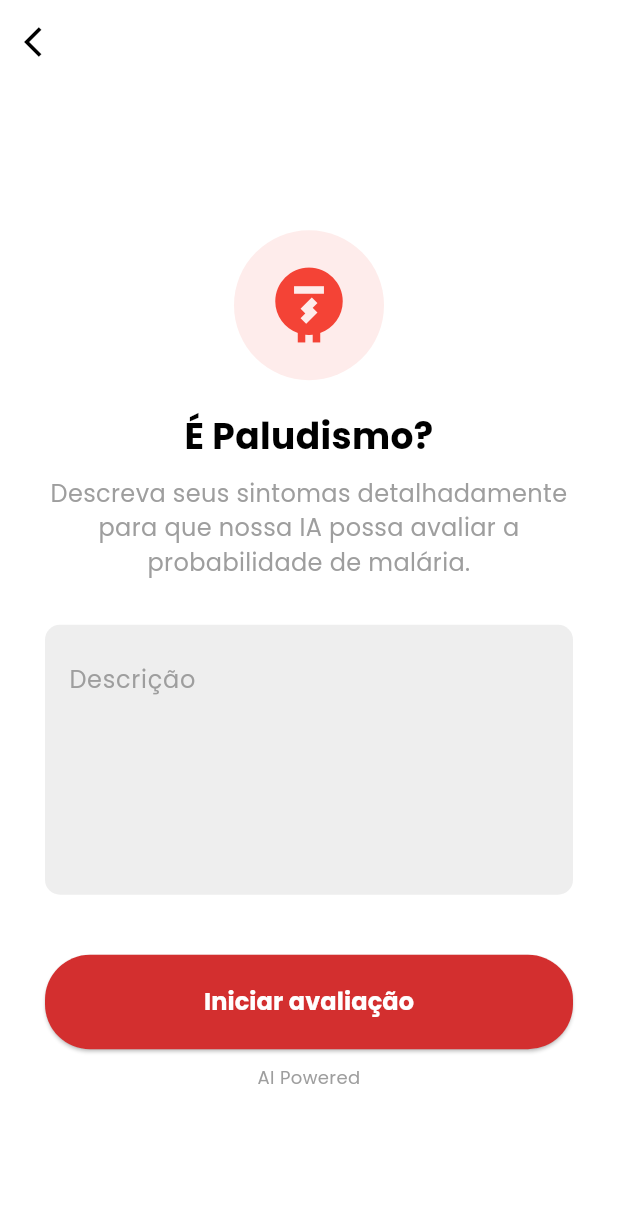
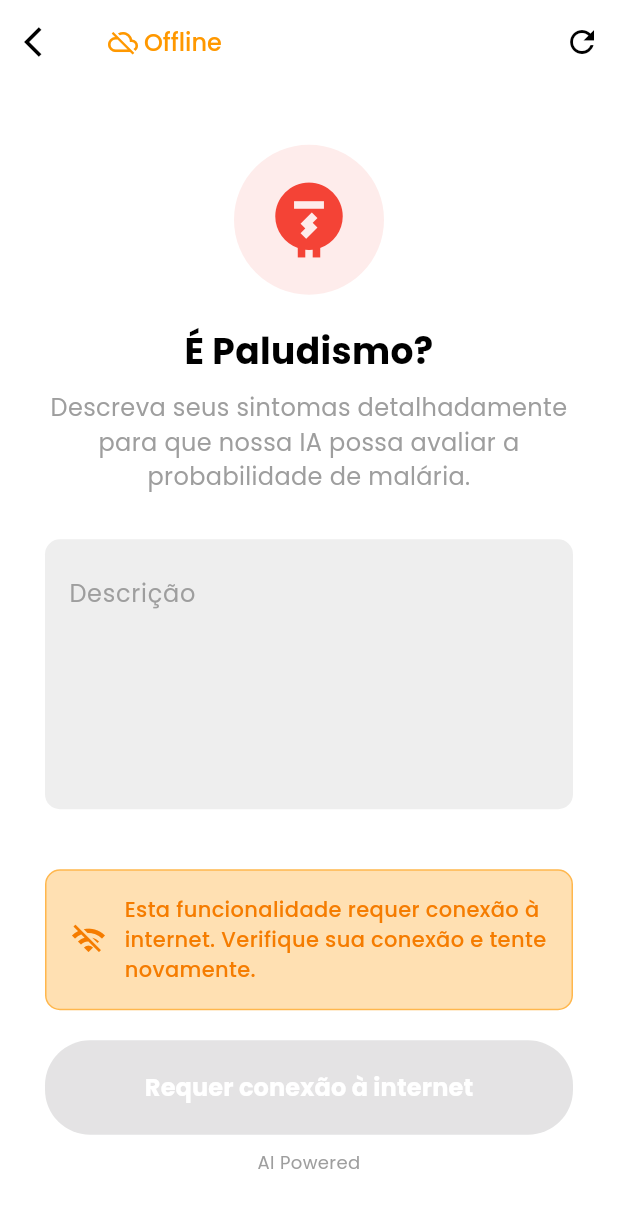
Before and after one commit to tjsweetblack/mapaZZZTeam, a Flutter app: the EPaldudismoScreen screen opened directly, on a phone screen of 412 x 824 dp. Shown: the top 1208 px of the screen. Run offline on Flutter 3.47's test engine with Material 3 defaults, Android fonts, the phone set to English and light mode, and no system bars; our stand-ins replace awesome_dialog, cached_network_image, camera, cloud_firestore, device_preview, firebase_auth and 17 more; missing offline and left inert: flutter_inappwebview, google_maps_flutter_android, google_maps_flutter_ios, google_maps_flutter_platform_interface; accounts and stored records are empty.

```diff
--- a/lib/screens/epaludismo/epaludismo_screen.dart
+++ b/lib/screens/epaludismo/epaludismo_screen.dart
@@ -1,4 +1,5 @@
 import 'package:flutter/material.dart';
+import 'dart:io';
 import 'epaludismo_result_screen.dart'; // Assuming epaludismo_result_screen.dart is the file name
 
 class EPaldudismoScreen extends StatefulWidget {
@@ -12,11 +13,27 @@ class _EPaldudismoScreenState extends State<EPaldudismoScreen> {
   final TextEditingController _symptomsController = TextEditingController();
   final ScrollController _scrollController = ScrollController();
   final FocusNode _textFieldFocus = FocusNode();
+  bool _isOffline = false;
 
   @override
   void initState() {
     super.initState();
     _textFieldFocus.addListener(_onFocusChange);
+    _checkConnectivity();
+  }
+
+  // Check internet connectivity
+  Future<void> _checkConnectivity() async {
+    try {
+      final result = await InternetAddress.lookup('google.com');
+      setState(() {
+        _isOffline = !(result.isNotEmpty && result[0].rawAddress.isNotEmpty);
+      });
+    } on SocketException catch (_) {
+      setState(() {
+        _isOffline = true;
+      });
+    }
   }
 
   void _onFocusChange() {
@@ -67,6 +84,29 @@ class _EPaldudismoScreenState extends State<EPaldudismoScreen> {
             Navigator.pop(context);
           },
         ),
+        title: _isOffline
+            ? Row(
+                mainAxisSize: MainAxisSize.min,
+                children: [
+                  Icon(Icons.cloud_off, color: Colors.orange, size: 20),
+                  const SizedBox(width: 4),
+                  Text(
+                    'Offline',
+                    style: TextStyle(
+                      color: Colors.orange,
+                      fontSize: 16,
+                      fontWeight: FontWeight.w500,
+                    ),
+                  ),
+                ],
+              )
+            : null,
+        actions: [
+          IconButton(
+            icon: const Icon(Icons.refresh, color: Colors.black),
+            onPressed: _checkConnectivity,
+          ),
+        ],
       ),
       body: SingleChildScrollView(
         controller: _scrollController,
@@ -156,10 +196,52 @@ class _EPaldudismoScreenState extends State<EPaldudismoScreen> {
 
                 const SizedBox(height: 40),
 
+                // Offline Warning
+                if (_isOffline) ...[
+                  Container(
+                    padding: const EdgeInsets.all(16),
+                    margin: const EdgeInsets.only(bottom: 20),
+                    decoration: BoxDecoration(
+                      color: Colors.orange[100],
+                      borderRadius: BorderRadius.circular(10),
+                      border: Border.all(color: Colors.orange[300]!),
+                    ),
+                    child: Row(
+                      children: [
+                        Icon(Icons.wifi_off,
+                            color: Colors.orange[700], size: 24),
+                        const SizedBox(width: 12),
+                        Expanded(
+                          child: Text(
+                            'Esta funcionalidade requer conexão à internet. Verifique sua conexão e tente novamente.',
+                            style: TextStyle(
+                              color: Colors.orange[700],
+                              fontSize: 14,
+                              fontWeight: FontWeight.w500,
+                            ),
+                          ),
+                        ),
+                      ],
+                    ),
+                  ),
+                ],
+
                 // Button
                 ElevatedButton(
-                  onPressed: () {
+                  onPressed: _isOffline
+                      ? null
+                      : () {
                           final String symptoms = _symptomsController.text;
+                          if (symptoms.trim().isEmpty) {
+                            ScaffoldMessenger.of(context).showSnackBar(
+                              const SnackBar(
+                                content:
+                                    Text('Por favor, descreva seus sintomas'),
+                                backgroundColor: Colors.red,
+                              ),
+                            );
+                            return;
+                          }
                           Navigator.push(
                             context,
                             MaterialPageRoute(
@@ -168,14 +250,16 @@ class _EPaldudismoScreenState extends State<EPaldudismoScreen> {
                           );
                         },
                   style: ElevatedButton.styleFrom(
-                    backgroundColor: Colors.red[700],
+                    backgroundColor: _isOffline ? Colors.grey : Colors.red[700],
                     padding: const EdgeInsets.symmetric(vertical: 20),
                     shape: RoundedRectangleBorder(
                       borderRadius: BorderRadius.circular(30.0),
                     ),
                   ),
-                  child: const Text(
-                    'Iniciar avaliação',
+                  child: Text(
+                    _isOffline
+                        ? 'Requer conexão à internet'
+                        : 'Iniciar avaliação',
                     style: TextStyle(
                         color: Colors.white,
                         fontSize: 16,
```
Also changed, not shown: lib/screens/epaludismo/epaludismo_result_screen.dart (+9 -3 lines). Lines whose indentation alone changed are shown as unchanged.
